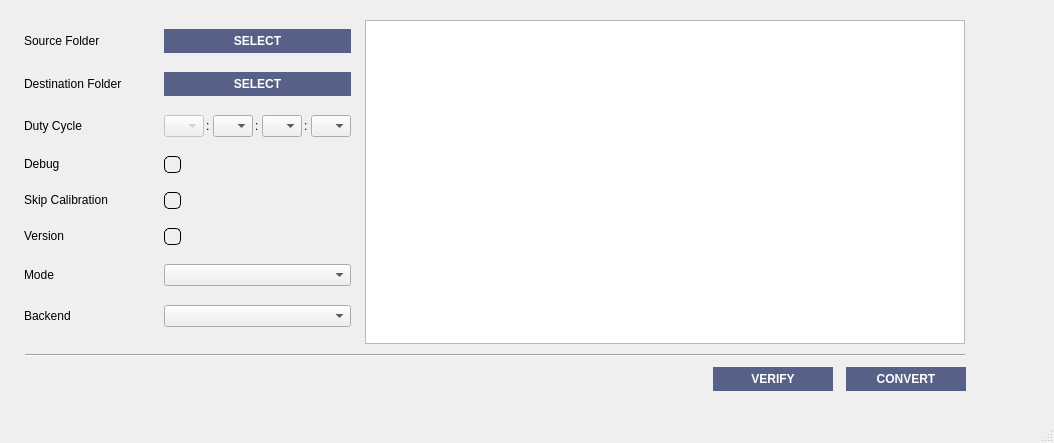
The window that gui/d2c_gui.ui (discos/discos2class) describes before a commit, drawn with Qt 5.
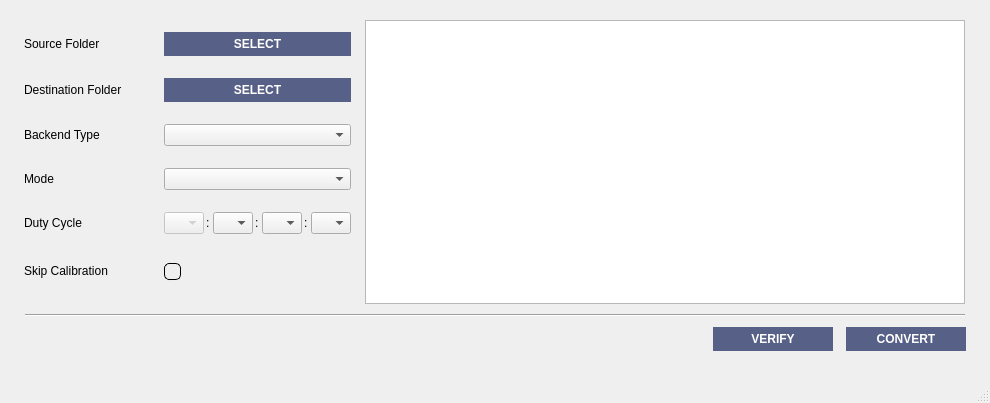
The same window after the commit. Icons and pictures are not drawn.

Commit message: Verify button funcitionality updated;  GUI updated (checkbox debug, Version removed)

```diff
--- a/gui/d2c_gui.ui
+++ b/gui/d2c_gui.ui
@@ -6,8 +6,8 @@
    <rect>
     <x>0</x>
     <y>0</y>
-    <width>1054</width>
-    <height>443</height>
+    <width>990</width>
+    <height>403</height>
    </rect>
   </property>
   <property name="sizePolicy">
@@ -38,7 +38,7 @@
       <x>20</x>
       <y>20</y>
       <width>951</width>
-      <height>371</height>
+      <height>331</height>
      </rect>
     </property>
     <layout class="QVBoxLayout" name="verticalLayout">
@@ -46,7 +46,7 @@
       <number>10</number>
      </property>
      <item>
-      <layout class="QHBoxLayout" name="horizontalLayout_1" stretch="1,2">
+      <layout class="QHBoxLayout" name="horizontalLayout_1" stretch="0,2">
        <property name="spacing">
         <number>10</number>
        </property>
@@ -77,233 +77,7 @@
            </property>
           </widget>
          </item>
-         <item row="3" column="1">
-          <widget class="QCheckBox" name="debug_cb">
-           <property name="enabled">
-            <bool>false</bool>
-           </property>
-           <property name="styleSheet">
-            <string notr="true">QCheckBox::indicator {
-    width: 15px;
-    height: 15px;
-    background-color: qradialgradient( spread:pad,
-                            cx:0.5,
-                            cy:0.5,
-                            radius:0.5,
-                            fx:0.5,
-                            fy:0.5,
-                            stop:1 #ddd, 
-								stop:0 #fff);
-
-    border-radius: 5px;
-    border-style: solid;
-    border-width: 1px;
-	/*border-top: 2px solid white;
-	border-right: 2px solid white;*/
-    border-color: black black black black; 
-}
-
-/*
-QCheckBox::indicator {
-    width: 40px;
-    height: 40px;
-    background-color: qradialgradient(spread:pad, 
-                            cx:0.5,
-                            cy:0.5,
-                            radius:1.9,
-                            fx:0.5,
-                            fy:0.5,
-                            stop:0 rgba(255, 0, 0, 255), 
-                            stop:1 rgba(0, 0, 0, 255));
-    border-radius: 5px;
-    border-style: solid;
-    border-width: 2px;
-    border-color: white white black black;
-} */
-
-QCheckBox::indicator:checked {
-    background-color: qradialgradient(spread:pad, 
-                            cx:0.5,
-                            cy:0.5,
-                            radius:0.5,
-                            fx:0.5,
-                            fy:0.5,
-                            stop:0 #ddd, 
-                            stop:1 red);
-} /*
-QCheckBox:checked, QCheckBox::indicator:checked {
-    border-color: black black white white;
-}
-/*
-QCheckBox:checked {
-    background-color: qradialgradient(spread:pad, 
-                            cx:0.739, 
-                            cy:0.278364, 
-                            radius:0.378, 
-                            fx:0.997289, 
-                            fy:0.00289117, 
-                            stop:0 rgba(255, 255, 255, 255), 
-                            stop:1 rgba(160, 160, 160, 255));
-} */</string>
-           </property>
-           <property name="text">
-            <string/>
-           </property>
-          </widget>
-         </item>
-         <item row="6" column="0">
-          <widget class="QLabel" name="mode_lb">
-           <property name="sizePolicy">
-            <sizepolicy hsizetype="Fixed" vsizetype="Fixed">
-             <horstretch>0</horstretch>
-             <verstretch>0</verstretch>
-            </sizepolicy>
-           </property>
-           <property name="minimumSize">
-            <size>
-             <width>100</width>
-             <height>0</height>
-            </size>
-           </property>
-           <property name="maximumSize">
-            <size>
-             <width>100</width>
-             <height>16777215</height>
-            </size>
-           </property>
-           <property name="text">
-            <string>Mode</string>
-           </property>
-          </widget>
-         </item>
-         <item row="5" column="0">
-          <widget class="QLabel" name="version_lb">
-           <property name="sizePolicy">
-            <sizepolicy hsizetype="Fixed" vsizetype="Fixed">
-             <horstretch>0</horstretch>
-             <verstretch>0</verstretch>
-            </sizepolicy>
-           </property>
-           <property name="minimumSize">
-            <size>
-             <width>100</width>
-             <height>0</height>
-            </size>
-           </property>
-           <property name="maximumSize">
-            <size>
-             <width>100</width>
-             <height>16777215</height>
-            </size>
-           </property>
-           <property name="text">
-            <string>Version</string>
-           </property>
-          </widget>
-         </item>
-         <item row="0" column="1">
-          <widget class="QPushButton" name="source_folder_btn">
-           <property name="sizePolicy">
-            <sizepolicy hsizetype="Preferred" vsizetype="Fixed">
-             <horstretch>0</horstretch>
-             <verstretch>0</verstretch>
-            </sizepolicy>
-           </property>
-           <property name="font">
-            <font>
-             <weight>75</weight>
-             <bold>true</bold>
-            </font>
-           </property>
-           <property name="styleSheet">
-            <string notr="true">#source_folder_btn {
-	background-color: rgb(87, 96, 134);
-  	color: white;
-  	border: none;
-  	padding: 5px;
-  	/*border-radius: 5px;*/
-	border-style: solid;
-    border-width: 0px;
-	/*border-top: 2px solid white;
-	border-right: 2px solid white;*/
-    border-color: black black black black; 
-}
-
-#source_folder_btn:hover {
-	background-color: rgb(126, 133, 161);
-  	/*background-color: #40DAEA;*/
-  	color: white;
-  	border: none;
-  	padding: 5px;
-  	/*border-radius: 5px;*/
-}
-
-#source_folder_btn:disabled {
-	background-color: rgb(126, 133, 161);
-  	/*background-color: #40DAEA;*/
-  	color: white;
-  	border: none;
-  	padding: 5px;
-  	/*border-radius: 5px;*/
-}</string>
-           </property>
-           <property name="text">
-            <string>SELECT</string>
-           </property>
-          </widget>
-         </item>
-         <item row="1" column="1">
-          <widget class="QPushButton" name="destination_folder_btn">
-           <property name="sizePolicy">
-            <sizepolicy hsizetype="Preferred" vsizetype="Fixed">
-             <horstretch>0</horstretch>
-             <verstretch>0</verstretch>
-            </sizepolicy>
-           </property>
-           <property name="font">
-            <font>
-             <weight>75</weight>
-             <bold>true</bold>
-            </font>
-           </property>
-           <property name="styleSheet">
-            <string notr="true">#destination_folder_btn {
-  	background-color: rgb(87, 96, 134);
-  	color: white;
-  	border: none;
-  	padding: 5px;
-  	/*border-radius: 5px;*/
-	border-style: solid;
-    border-width: 0px;
-	/*border-top: 2px solid white;
-	border-right: 2px solid white;*/
-    border-color: black black black black; 
-}
-
-#destination_folder_btn:hover {
-	background-color: rgb(126, 133, 161);
-  	/*background-color: #40DAEA;*/
-  	color: white;
-  	border: none;
-  	padding: 5px;
-  	/*border-radius: 5px;*/
-}
-
-#destination_folder_btn:disabled {
-	background-color: rgb(126, 133, 161);
-  	/*background-color: #40DAEA;*/
-  	color: white;
-  	border: none;
-  	padding: 5px;
-  	/*border-radius: 5px;*/
-}</string>
-           </property>
-           <property name="text">
-            <string>SELECT</string>
-           </property>
-          </widget>
-         </item>
-         <item row="2" column="1">
+         <item row="4" column="1">
           <layout class="QHBoxLayout" name="horizontalLayout_2">
            <property name="spacing">
             <number>2</number>
@@ -706,8 +480,8 @@
            </item>
           </layout>
          </item>
-         <item row="7" column="0">
-          <widget class="QLabel" name="backend_lb">
+         <item row="6" column="0">
+          <widget class="QLabel" name="calibration_lb">
            <property name="sizePolicy">
             <sizepolicy hsizetype="Fixed" vsizetype="Fixed">
              <horstretch>0</horstretch>
@@ -716,7 +490,7 @@
            </property>
            <property name="minimumSize">
             <size>
-             <width>100</width>
+             <width>120</width>
              <height>0</height>
             </size>
            </property>
@@ -727,81 +501,58 @@
             </size>
            </property>
            <property name="text">
-            <string>Backend</string>
+            <string>Skip Calibration</string>
            </property>
           </widget>
          </item>
-         <item row="5" column="1">
-          <widget class="QCheckBox" name="version_cb">
-           <property name="enabled">
-            <bool>false</bool>
+         <item row="1" column="1">
+          <widget class="QPushButton" name="destination_folder_btn">
+           <property name="sizePolicy">
+            <sizepolicy hsizetype="Preferred" vsizetype="Fixed">
+             <horstretch>0</horstretch>
+             <verstretch>0</verstretch>
+            </sizepolicy>
+           </property>
+           <property name="font">
+            <font>
+             <weight>75</weight>
+             <bold>true</bold>
+            </font>
            </property>
            <property name="styleSheet">
-            <string notr="true">QCheckBox::indicator {
-    width: 15px;
-    height: 15px;
-    background-color: qradialgradient( spread:pad,
-                            cx:0.5,
-                            cy:0.5,
-                            radius:0.5,
-                            fx:0.5,
-                            fy:0.5,
-                            stop:1 #ddd, 
-								stop:0 #fff);
-
-    border-radius: 5px;
-    border-style: solid;
-    border-width: 1px;
+            <string notr="true">#destination_folder_btn {
+  	background-color: rgb(87, 96, 134);
+  	color: white;
+  	border: none;
+  	padding: 5px;
+  	/*border-radius: 5px;*/
+	border-style: solid;
+    border-width: 0px;
 	/*border-top: 2px solid white;
 	border-right: 2px solid white;*/
     border-color: black black black black; 
 }
 
-/*
-QCheckBox::indicator {
-    width: 40px;
-    height: 40px;
-    background-color: qradialgradient(spread:pad, 
-                            cx:0.5,
-                            cy:0.5,
-                            radius:1.9,
-                            fx:0.5,
-                            fy:0.5,
-                            stop:0 rgba(255, 0, 0, 255), 
-                            stop:1 rgba(0, 0, 0, 255));
-    border-radius: 5px;
-    border-style: solid;
-    border-width: 2px;
-    border-color: white white black black;
-} */
-
-QCheckBox::indicator:checked {
-    background-color: qradialgradient(spread:pad, 
-                            cx:0.5,
-                            cy:0.5,
-                            radius:0.5,
-                            fx:0.5,
-                            fy:0.5,
-                            stop:0 #ddd, 
-                            stop:1 red);
-} /*
-QCheckBox:checked, QCheckBox::indicator:checked {
-    border-color: black black white white;
+#destination_folder_btn:hover {
+	background-color: rgb(126, 133, 161);
+  	/*background-color: #40DAEA;*/
+  	color: white;
+  	border: none;
+  	padding: 5px;
+  	/*border-radius: 5px;*/
 }
-/*
-QCheckBox:checked {
-    background-color: qradialgradient(spread:pad, 
-                            cx:0.739, 
-                            cy:0.278364, 
-                            radius:0.378, 
-                            fx:0.997289, 
-                            fy:0.00289117, 
-                            stop:0 rgba(255, 255, 255, 255), 
-                            stop:1 rgba(160, 160, 160, 255));
-} */</string>
+
+#destination_folder_btn:disabled {
+	background-color: rgb(126, 133, 161);
+  	/*background-color: #40DAEA;*/
+  	color: white;
+  	border: none;
+  	padding: 5px;
+  	/*border-radius: 5px;*/
+}</string>
            </property>
            <property name="text">
-            <string/>
+            <string>SELECT</string>
            </property>
           </widget>
          </item>
@@ -824,7 +575,7 @@
            </property>
           </widget>
          </item>
-         <item row="2" column="0">
+         <item row="4" column="0">
           <widget class="QLabel" name="duty_cycle_lb">
            <property name="sizePolicy">
             <sizepolicy hsizetype="Fixed" vsizetype="Fixed">
@@ -849,7 +600,142 @@
            </property>
           </widget>
          </item>
-         <item row="7" column="1">
+         <item row="2" column="0">
+          <widget class="QLabel" name="backend_lb">
+           <property name="text">
+            <string>Backend Type</string>
+           </property>
+          </widget>
+         </item>
+         <item row="0" column="1">
+          <widget class="QPushButton" name="source_folder_btn">
+           <property name="sizePolicy">
+            <sizepolicy hsizetype="Preferred" vsizetype="Fixed">
+             <horstretch>0</horstretch>
+             <verstretch>0</verstretch>
+            </sizepolicy>
+           </property>
+           <property name="font">
+            <font>
+             <weight>75</weight>
+             <bold>true</bold>
+            </font>
+           </property>
+           <property name="styleSheet">
+            <string notr="true">#source_folder_btn {
+	background-color: rgb(87, 96, 134);
+  	color: white;
+  	border: none;
+  	padding: 5px;
+  	/*border-radius: 5px;*/
+	border-style: solid;
+    border-width: 0px;
+	/*border-top: 2px solid white;
+	border-right: 2px solid white;*/
+    border-color: black black black black; 
+}
+
+#source_folder_btn:hover {
+	background-color: rgb(126, 133, 161);
+  	/*background-color: #40DAEA;*/
+  	color: white;
+  	border: none;
+  	padding: 5px;
+  	/*border-radius: 5px;*/
+}
+
+#source_folder_btn:disabled {
+	background-color: rgb(126, 133, 161);
+  	/*background-color: #40DAEA;*/
+  	color: white;
+  	border: none;
+  	padding: 5px;
+  	/*border-radius: 5px;*/
+}</string>
+           </property>
+           <property name="text">
+            <string>SELECT</string>
+           </property>
+          </widget>
+         </item>
+         <item row="6" column="1">
+          <widget class="QCheckBox" name="calibration_cb">
+           <property name="minimumSize">
+            <size>
+             <width>0</width>
+             <height>30</height>
+            </size>
+           </property>
+           <property name="styleSheet">
+            <string notr="true">QCheckBox::indicator {
+    width: 15px;
+    height: 15px;
+    background-color: qradialgradient( spread:pad,
+                            cx:0.5,
+                            cy:0.5,
+                            radius:0.5,
+                            fx:0.5,
+                            fy:0.5,
+                            stop:1 #ddd, 
+								stop:0 #fff);
+
+    border-radius: 5px;
+    border-style: solid;
+    border-width: 1px;
+	/*border-top: 2px solid white;
+	border-right: 2px solid white;*/
+    border-color: black black black black; 
+}
+
+/*
+QCheckBox::indicator {
+    width: 40px;
+    height: 40px;
+    background-color: qradialgradient(spread:pad, 
+                            cx:0.5,
+                            cy:0.5,
+                            radius:1.9,
+                            fx:0.5,
+                            fy:0.5,
+                            stop:0 rgba(255, 0, 0, 255), 
+                            stop:1 rgba(0, 0, 0, 255));
+    border-radius: 5px;
+    border-style: solid;
+    border-width: 2px;
+    border-color: white white black black;
+} */
+
+QCheckBox::indicator:checked {
+    background-color: qradialgradient(spread:pad, 
+                            cx:0.5,
+                            cy:0.5,
+                            radius:0.5,
+                            fx:0.5,
+                            fy:0.5,
+                            stop:0 #ddd, 
+                            stop:1 red);
+} /*
+QCheckBox:checked, QCheckBox::indicator:checked {
+    border-color: black black white white;
+}
+/*
+QCheckBox:checked {
+    background-color: qradialgradient(spread:pad, 
+                            cx:0.739, 
+                            cy:0.278364, 
+                            radius:0.378, 
+                            fx:0.997289, 
+                            fy:0.00289117, 
+                            stop:0 rgba(255, 255, 255, 255), 
+                            stop:1 rgba(160, 160, 160, 255));
+} */</string>
+           </property>
+           <property name="text">
+            <string/>
+           </property>
+          </widget>
+         </item>
+         <item row="2" column="1">
           <widget class="QComboBox" name="backend_cmb">
            <property name="sizePolicy">
             <sizepolicy hsizetype="Preferred" vsizetype="Fixed">
@@ -903,10 +789,10 @@
           </widget>
          </item>
          <item row="3" column="0">
-          <widget class="QLabel" name="debug_lb">
+          <widget class="QLabel" name="mode_lb">
            <property name="sizePolicy">
             <sizepolicy hsizetype="Fixed" vsizetype="Fixed">
-             <horstretch>100</horstretch>
+             <horstretch>0</horstretch>
              <verstretch>0</verstretch>
             </sizepolicy>
            </property>
@@ -916,83 +802,18 @@
              <height>0</height>
             </size>
            </property>
-           <property name="text">
-            <string>Debug</string>
+           <property name="maximumSize">
+            <size>
+             <width>100</width>
+             <height>16777215</height>
+            </size>
            </property>
-          </widget>
-         </item>
-         <item row="4" column="1">
-          <widget class="QCheckBox" name="calibration_cb">
-           <property name="styleSheet">
-            <string notr="true">QCheckBox::indicator {
-    width: 15px;
-    height: 15px;
-    background-color: qradialgradient( spread:pad,
-                            cx:0.5,
-                            cy:0.5,
-                            radius:0.5,
-                            fx:0.5,
-                            fy:0.5,
-                            stop:1 #ddd, 
-								stop:0 #fff);
-
-    border-radius: 5px;
-    border-style: solid;
-    border-width: 1px;
-	/*border-top: 2px solid white;
-	border-right: 2px solid white;*/
-    border-color: black black black black; 
-}
-
-/*
-QCheckBox::indicator {
-    width: 40px;
-    height: 40px;
-    background-color: qradialgradient(spread:pad, 
-                            cx:0.5,
-                            cy:0.5,
-                            radius:1.9,
-                            fx:0.5,
-                            fy:0.5,
-                            stop:0 rgba(255, 0, 0, 255), 
-                            stop:1 rgba(0, 0, 0, 255));
-    border-radius: 5px;
-    border-style: solid;
-    border-width: 2px;
-    border-color: white white black black;
-} */
-
-QCheckBox::indicator:checked {
-    background-color: qradialgradient(spread:pad, 
-                            cx:0.5,
-                            cy:0.5,
-                            radius:0.5,
-                            fx:0.5,
-                            fy:0.5,
-                            stop:0 #ddd, 
-                            stop:1 red);
-} /*
-QCheckBox:checked, QCheckBox::indicator:checked {
-    border-color: black black white white;
-}
-/*
-QCheckBox:checked {
-    background-color: qradialgradient(spread:pad, 
-                            cx:0.739, 
-                            cy:0.278364, 
-                            radius:0.378, 
-                            fx:0.997289, 
-                            fy:0.00289117, 
-                            stop:0 rgba(255, 255, 255, 255), 
-                            stop:1 rgba(160, 160, 160, 255));
-} */</string>
-           </property>
            <property name="text">
-            <string/>
+            <string>Mode</string>
            </property>
           </widget>
          </item>
-         <item row="6" column="1">
+         <item row="3" column="1">
           <widget class="QComboBox" name="mode_cmb">
            <property name="sizePolicy">
             <sizepolicy hsizetype="Preferred" vsizetype="Fixed">
@@ -1046,31 +867,6 @@
            </property>
           </widget>
          </item>
-         <item row="4" column="0">
-          <widget class="QLabel" name="calibration_lb">
-           <property name="sizePolicy">
-            <sizepolicy hsizetype="Fixed" vsizetype="Fixed">
-             <horstretch>0</horstretch>
-             <verstretch>0</verstretch>
-            </sizepolicy>
-           </property>
-           <property name="minimumSize">
-            <size>
-             <width>120</width>
-             <height>0</height>
-            </size>
-           </property>
-           <property name="maximumSize">
-            <size>
-             <width>100</width>
-             <height>16777215</height>
-            </size>
-           </property>
-           <property name="text">
-            <string>Skip Calibration</string>
-           </property>
-          </widget>
-         </item>
         </layout>
        </item>
        <item>
```
Left out of the diff: 2 changed lines with no effect on the pictures. The commit also changes 1 other file.
